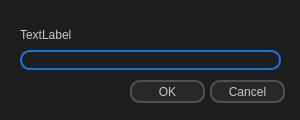
Old version of the form ui/dlg_input.ui in the repository sdmdg/vaultapp.
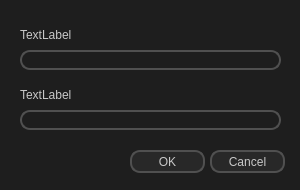
New version of the form.

```diff
--- a/ui/dlg_input.ui
+++ b/ui/dlg_input.ui
@@ -7,19 +7,19 @@
     <x>0</x>
     <y>0</y>
     <width>300</width>
-    <height>120</height>
+    <height>190</height>
    </rect>
   </property>
   <property name="minimumSize">
    <size>
     <width>300</width>
-    <height>120</height>
+    <height>190</height>
    </size>
   </property>
   <property name="maximumSize">
    <size>
     <width>300</width>
-    <height>120</height>
+    <height>190</height>
    </size>
   </property>
   <property name="windowTitle">
@@ -52,10 +52,23 @@
 color: rgb(200, 200, 200);
 border: 1px solid rgb(18, 100, 200);
 }
+QPushButton:disabled {
+background-color:rgb(20, 20, 20);
+color: rgb(100, 100, 100);
+border: 2px solid rgb(50, 50, 50);
+border-radius: 10px;
+}
 
 QLineEdit{
 background-color:rgb(30, 30, 30);
 color: rgb(200, 200, 200);
+border: 2px solid rgb(80, 80, 80);
+border-radius: 10px;
+padding: 1px;
+}
+QLineEdit:focus {
+background-color:rgb(30, 30, 30);
+color: rgb(200, 200, 200);
 border: 2px solid rgb(20, 115, 230);
 border-radius: 10px;
 padding: 1px;
@@ -113,7 +126,7 @@
    <property name="geometry">
     <rect>
      <x>210</x>
-     <y>80</y>
+     <y>150</y>
      <width>75</width>
      <height>23</height>
     </rect>
@@ -129,7 +142,7 @@
    <property name="geometry">
     <rect>
      <x>130</x>
-     <y>80</y>
+     <y>150</y>
      <width>75</width>
      <height>23</height>
     </rect>
@@ -141,6 +154,41 @@
     <string>OK</string>
    </property>
   </widget>
+  <widget class="QLineEdit" name="input_2">
+   <property name="geometry">
+    <rect>
+     <x>20</x>
+     <y>110</y>
+     <width>261</width>
+     <height>20</height>
+    </rect>
+   </property>
+   <property name="styleSheet">
+    <string notr="true"/>
+   </property>
+   <property name="text">
+    <string/>
+   </property>
+   <property name="echoMode">
+    <enum>QLineEdit::Normal</enum>
+   </property>
+  </widget>
+  <widget class="QLabel" name="text_2">
+   <property name="geometry">
+    <rect>
+     <x>20</x>
+     <y>85</y>
+     <width>261</width>
+     <height>20</height>
+    </rect>
+   </property>
+   <property name="styleSheet">
+    <string notr="true"/>
+   </property>
+   <property name="text">
+    <string>TextLabel</string>
+   </property>
+  </widget>
  </widget>
  <resources/>
  <connections/>
```
